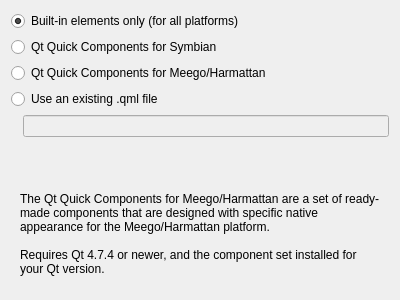
This is src/plugins/qt4projectmanager/wizards/qtquickcomponentsetoptionspage.ui in qt-creator/qt-creator as Qt 5 draws it before an edit. The edited form follows.
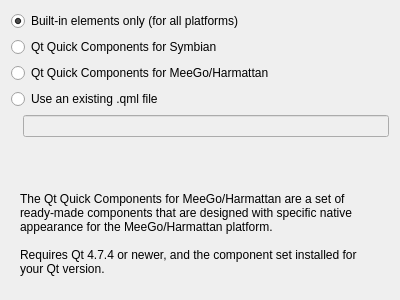
This is the edited form. The open tabs and pages were chosen to show the change. Custom widgets are drawn as their Qt base class.

Diff of the .ui file:
```diff
--- a/src/plugins/qt4projectmanager/wizards/qtquickcomponentsetoptionspage.ui
+++ b/src/plugins/qt4projectmanager/wizards/qtquickcomponentsetoptionspage.ui
@@ -43,7 +43,7 @@
       <item>
        <widget class="QRadioButton" name="meego10RadioButton">
         <property name="text">
-         <string>Qt Quick Components for Meego/Harmattan</string>
+         <string>Qt Quick Components for MeeGo/Harmattan</string>
         </property>
         <attribute name="buttonGroup">
          <string notr="true">buttonGroup</string>
@@ -151,7 +151,7 @@
           <item row="0" column="0">
            <widget class="QLabel" name="meego1DescriptionLabel">
             <property name="text">
-             <string>The Qt Quick Components for Meego/Harmattan are a set of ready-made components that are designed with specific native appearance for the Meego/Harmattan platform.
+             <string>The Qt Quick Components for MeeGo/Harmattan are a set of ready-made components that are designed with specific native appearance for the MeeGo/Harmattan platform.
 
 Requires Qt 4.7.4 or newer, and the component set installed for your Qt version.</string>
             </property>
```
